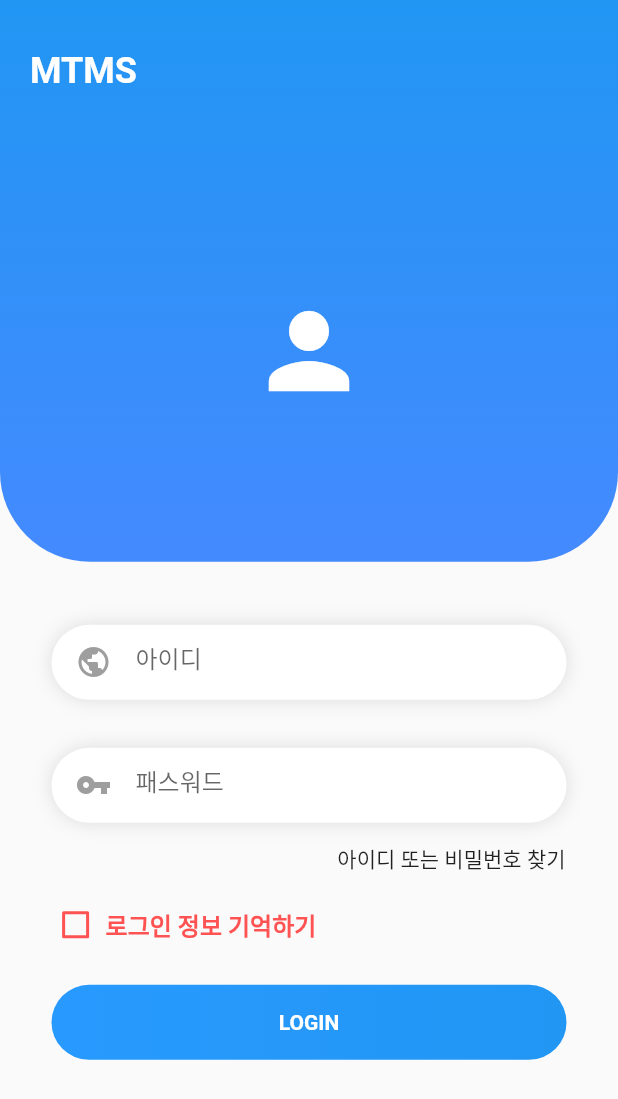
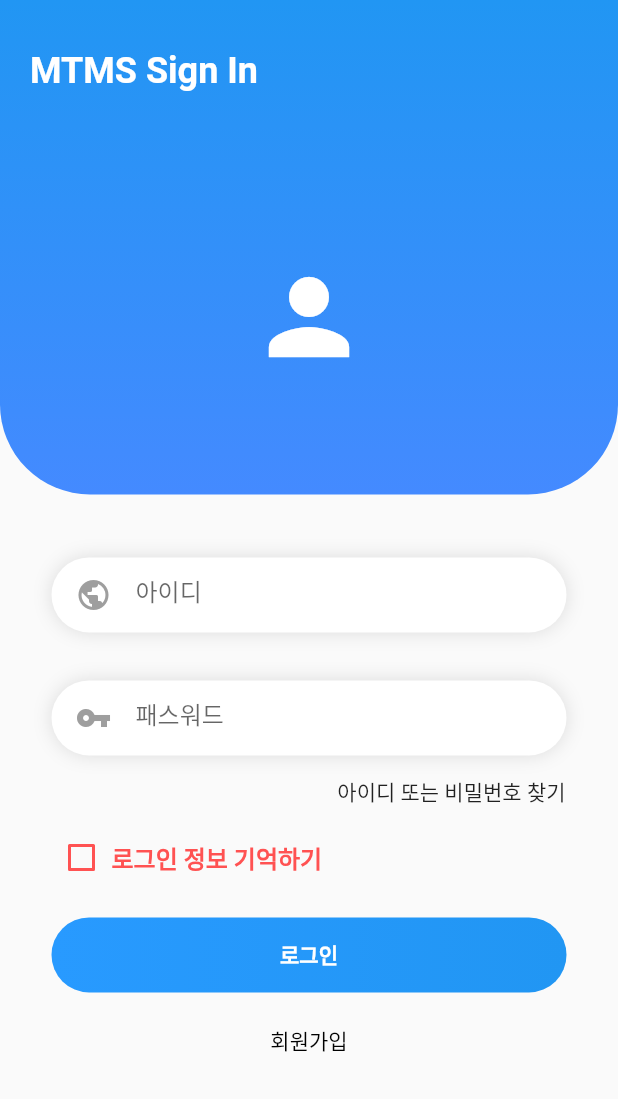
Before and after one commit to chaenabi/local-region-service, a Flutter app: the screen it shows after launch, on a phone screen of 412 x 824 dp. Shown: the top 1099 px of the screen. Run offline on Flutter 3.47's test engine with Material 2 defaults, Android fonts, the phone set to English and light mode, and no system bars; our stand-ins replace google_maps_flutter, image_picker, location, rxdart, sqflite; accounts and stored records are empty.

Commit message:
Sign In / Sign Up provider on

```diff
--- /dev/null
+++ b/lib/data/signin_or_signup.dart
@@ -0,0 +1,12 @@
+import 'package:flutter/foundation.dart';
+
+class SignInOrSignUp extends ChangeNotifier {
+  static bool _isJoin = false;
+
+  bool get isJoin => _isJoin;
+
+  void toggle() {
+    _isJoin = !_isJoin;
+    notifyListeners();
+  }
+}
--- a/lib/loginmenu/loginpage.dart
+++ b/lib/loginmenu/auth.dart
@@ -1,16 +1,17 @@
 import 'package:flutter/material.dart';
 
-class LoginPage extends StatefulWidget {
+class AuthPage extends StatefulWidget {
   @override
   State<StatefulWidget> createState() {
-    return _LoginPageState();
+    return _AuthPageState();
   }
 }
 
-class _LoginPageState extends State<LoginPage> {
+class _AuthPageState extends State<AuthPage> {
   final _id = TextEditingController();
   final _pw = TextEditingController();
   bool _checked = false;
+
 
   final GlobalKey<FormState> _formKey = GlobalKey<FormState>();
 
@@ -18,10 +19,7 @@ class _LoginPageState extends State<LoginPage> {
 
   @override
   Widget build(BuildContext context) {
-    return Scaffold(
-      //resizeToAvoidBottomInset: true,
-      //resizeToAvoidBottomPadding: false,
-      body: Form(
+    return Form(
         key: _formKey,
         child: Column(
           crossAxisAlignment: CrossAxisAlignment.center,
@@ -31,7 +29,7 @@ class _LoginPageState extends State<LoginPage> {
               child: SingleChildScrollView(
                 child: Container(
                   width: MediaQuery.of(context).size.width,
-                  height: MediaQuery.of(context).size.height / 2.2,
+                  height: MediaQuery.of(context).size.height / 2.5,
                   padding: EdgeInsets.only(left: 20, top: 33, right: 20),
                   decoration: BoxDecoration(
                     gradient: LinearGradient(
@@ -253,8 +251,8 @@ class _LoginPageState extends State<LoginPage> {
                             }
                             // 모든 validation 패스시
                             print('button pressed');
-                            print(_id.value.text);
-                            print(_pw.value.text);
+                           // print(_id.value.text);
+                           // print(_pw.value.text);
                           }
                         },
                       ),
@@ -263,9 +261,16 @@ class _LoginPageState extends State<LoginPage> {
                 ],
               ),
             ),
+            Padding(padding: EdgeInsets.only(bottom: 12),),
+            FlatButton.icon(
+              icon: Icon(Icons.label),
+              label: Text('회원가입'),
+              onPressed: () {},
+            )
+
           ],
         ),
-      ),
+
     );
   }
 }
--- /dev/null
+++ b/lib/loginmenu/login.dart
@@ -0,0 +1,421 @@
+import 'package:flutter/material.dart';
+import 'package:mtms/data/signin_or_signup.dart';
+import 'package:mtms/models/sign_design.dart';
+import 'package:provider/provider.dart';
+
+class LoginPage extends StatefulWidget {
+  @override
+  State<StatefulWidget> createState() {
+    return _LoginPageState();
+  }
+}
+
+class _LoginPageState extends State<LoginPage> {
+  final _id = TextEditingController();
+  final _pw = TextEditingController();
+  final _pwCompare = TextEditingController();
+  bool _authSavedchecked = false;
+
+  final GlobalKey<FormState> _formKey = GlobalKey<FormState>();
+
+//  _id.addListener(() {  });
+
+  List<Color> _signIn(BuildContext context) {
+    return SignInOrSignUpDesign.loginTopBackground(
+        Provider.of<SignInOrSignUp>(context).isJoin);
+  }
+
+  @override
+  Widget build(BuildContext context) {
+    return Form(
+      key: _formKey,
+      child: Column(
+        crossAxisAlignment: CrossAxisAlignment.center,
+        mainAxisAlignment: MainAxisAlignment.start,
+        children: <Widget>[
+          Flexible(
+            child: SingleChildScrollView(
+              child: Container(
+                width: MediaQuery.of(context).size.width,
+                height: MediaQuery.of(context).size.height / 2.5,
+                padding: EdgeInsets.only(left: 20, top: 33, right: 20),
+                decoration: BoxDecoration(
+                  gradient: LinearGradient(
+                    begin: Alignment.topCenter,
+                    end: Alignment.bottomCenter,
+                    colors: _signIn(context),
+                  ),
+                  borderRadius: BorderRadius.only(
+                    bottomLeft: Radius.circular(60.0),
+                    bottomRight: Radius.circular(60.0),
+                  ),
+                ),
+                child: Column(
+                  mainAxisAlignment: MainAxisAlignment.center,
+                  children: <Widget>[
+                    Align(
+                      alignment: Alignment.topLeft,
+                      child: Padding(
+                        padding: const EdgeInsets.only(bottom: 32, right: 32),
+                        child: Consumer<SignInOrSignUp>(
+                          builder: (context, signInOrsignUp, childWidget) =>
+                              GestureDetector(
+                            onTap: () {
+                              signInOrsignUp.toggle();
+
+                            },
+                            child: signInOrsignUp.isJoin
+                                ? Text(
+                                    'MTMS Sign Up',
+                                    style: TextStyle(
+                                      color: Colors.white,
+                                      fontSize: 24,
+                                      fontWeight: FontWeight.bold,
+                                    ),
+                                  )
+                                : Text(
+                                    'MTMS Sign In',
+                                    style: TextStyle(
+                                      color: Colors.white,
+                                      fontSize: 24,
+                                      fontWeight: FontWeight.bold,
+                                    ),
+                                  ),
+                          ),
+                        ),
+                      ),
+                    ),
+                    Spacer(),
+                    Align(
+                      alignment: Alignment.center,
+                      child: Icon(
+                        Icons.person,
+                        size: 80,
+                        color: Colors.white,
+                      ),
+                    ),
+                    Spacer(),
+                  ],
+                ),
+              ),
+            ),
+          ),
+          Container(
+            padding: EdgeInsets.only(top: 42),
+            child: Column(
+              children: <Widget>[
+                //id
+                Container(
+                  width: MediaQuery.of(context).size.width / 1.2,
+                  height: 50,
+                  padding:
+                      EdgeInsets.only(top: 4, left: 16, right: 16, bottom: 4),
+                  decoration: BoxDecoration(
+                    borderRadius: BorderRadius.all(
+                      Radius.circular(50),
+                    ),
+                    color: Colors.white,
+                    boxShadow: [
+                      BoxShadow(
+                        color: Colors.black12,
+                        blurRadius: 10,
+                      ),
+                    ],
+                  ),
+                  child: TextFormField(
+                    decoration: InputDecoration(
+                      border: InputBorder.none,
+                      hintText: '아이디',
+                      icon: Icon(
+                        Icons.public,
+                        color: Colors.grey,
+                      ),
+                    ),
+                    cursorColor: Color(0xFF289AFF),
+                    controller: _id,
+                    validator: (String id) {
+                      if (id.isEmpty) {
+                        return '아이디를 입력해주세요.';
+                      }
+                      // validation 통과.
+                      return null;
+                    },
+                  ),
+                ),
+
+                //pw
+              ],
+            ),
+          ),
+          Container(
+            padding: EdgeInsets.only(top: 32),
+            child: Column(
+              children: <Widget>[
+                Container(
+                  width: MediaQuery.of(context).size.width / 1.2,
+                  height: 50,
+                  padding:
+                      EdgeInsets.only(top: 4, left: 16, right: 16, bottom: 4),
+                  decoration: BoxDecoration(
+                    borderRadius: BorderRadius.all(
+                      Radius.circular(50),
+                    ),
+                    color: Colors.white,
+                    boxShadow: [
+                      BoxShadow(
+                        color: Colors.black12,
+                        blurRadius: 10,
+                      ),
+                    ],
+                  ),
+                  child: TextFormField(
+                    decoration: InputDecoration(
+                      border: InputBorder.none,
+                      hintText: '패스워드',
+                      icon: Icon(
+                        Icons.vpn_key,
+                        color: Colors.grey,
+                      ),
+                    ),
+                    obscureText: true,
+                    controller: _pw,
+                    cursorColor: Color(0xFF289AFF),
+                    validator: (String id) {
+                      if (id.isEmpty) {
+                        return '비밀번호를 입력해주세요.';
+                      }
+                      // validation 통과.
+                      return null;
+                    },
+                  ),
+                ),
+                Consumer<SignInOrSignUp>(
+                  builder: (ctx, signInOrsignUp, widget) => GestureDetector(
+                    onTap: () {
+                      signInOrsignUp.toggle();
+                    },
+                    child: signInOrsignUp.isJoin
+                        ?
+                        Container(
+                            padding: EdgeInsets.only(top: 32),
+                            child: Column(
+                              children: <Widget>[
+                                //id
+                                Container(
+                                  width:
+                                      MediaQuery.of(context).size.width / 1.2,
+                                  height: 50,
+                                  padding: EdgeInsets.only(
+                                      top: 4, left: 16, right: 16, bottom: 4),
+                                  decoration: BoxDecoration(
+                                    borderRadius: BorderRadius.all(
+                                      Radius.circular(50),
+                                    ),
+                                    color: Colors.white,
+                                    boxShadow: [
+                                      BoxShadow(
+                                        color: Colors.black12,
+                                        blurRadius: 10,
+                                      ),
+                                    ],
+                                  ),
+                                  child: TextFormField(
+                                    decoration: InputDecoration(
+                                      border: InputBorder.none,
+                                      hintText: '비밀번호 확인',
+                                      icon: Icon(
+                                        Icons.vpn_key,
+                                        color: Colors.grey,
+                                      ),
+                                    ),
+                                    cursorColor: Color(0xFF289AFF),
+                                    controller: _pwCompare,
+                                    validator: (String _pwCompare) {
+                                      if (_pwCompare.isEmpty) {
+                                        return '비밀번호를 확인해주세요.';
+                                      }
+                                      if (_pwCompare != _pw.text) {
+                                        return '비밀번호가 일치하지 않습니다';
+                                      }
+
+                                      // validation 통과.
+                                      return null;
+                                    },
+                                  ),
+                                ),
+                              ],
+                            ),
+                          )
+                        : Container(
+                            alignment: Alignment.centerRight / 1.2,
+                            child: FlatButton(
+                              child: Opacity(
+                                opacity: 1,
+                                child: Text('아이디 또는 비밀번호 찾기'),
+                              ),
+                              onPressed: () {},
+                            ),
+                          ),
+                  ),
+                ),
+                Consumer<SignInOrSignUp>(
+                  builder: (context, signInOrsignUp, childWidget) =>
+                      GestureDetector(
+                    child: signInOrsignUp.isJoin
+                        ? Container()
+                        : Container(
+                            width: MediaQuery.of(context).size.width / 1.2,
+                            child: Align(
+                              child: Container(
+                                alignment: Alignment.topLeft,
+                                width: MediaQuery.of(context).size.width,
+                                child: Row(
+                                  children: <Widget>[
+                                    Theme(
+                                      data: Theme.of(context).copyWith(
+                                          unselectedWidgetColor:
+                                              Colors.redAccent),
+                                      child: Checkbox(
+                                        materialTapTargetSize:
+                                            MaterialTapTargetSize.shrinkWrap,
+                                        value: _authSavedchecked,
+                                        onChanged: (bool value) {
+                                          setState(() {
+                                            _authSavedchecked = value;
+                                          });
+                                        },
+                                        activeColor: Colors.transparent,
+                                        checkColor: Colors.redAccent,
+                                      ),
+                                    ),
+                                    Text(
+                                      '로그인 정보 기억하기',
+                                      style: TextStyle(
+                                        fontSize: 16,
+                                        color: Colors.redAccent,
+                                        fontWeight: FontWeight.w600,
+                                      ),
+                                    ),
+                                  ],
+                                ),
+                              ),
+                            ),
+                          ),
+                  ),
+                ),
+                Padding(
+                  padding: EdgeInsets.only(bottom: 20),
+                ),
+                Consumer<SignInOrSignUp>(
+                  builder: (context, signInOrsignUp, childWidget) =>
+                      GestureDetector(
+                    onTap: () {
+                      signInOrsignUp.toggle();
+                    },
+                    child: Padding(
+                      padding: EdgeInsets.only(bottom: 10.0),
+                      child: signInOrsignUp.isJoin
+                          ? Container(
+                              height: 50,
+                              width: MediaQuery.of(context).size.width / 1.2,
+                              decoration: BoxDecoration(
+                                gradient: LinearGradient(
+                                  colors: [
+                                    Colors.redAccent,
+                                    Colors.red,
+                                  ],
+                                ),
+                                borderRadius: BorderRadius.all(
+                                  Radius.circular(50),
+                                ),
+                              ),
+                              child: Center(
+                                child: FlatButton(
+                                  child: Text(
+                                    '회원가입',
+                                    style: TextStyle(
+                                      color: Colors.white,
+                                      fontWeight: FontWeight.bold,
+                                    ),
+                                  ),
+                                  onPressed: () {
+                                    if (_formKey.currentState.validate()) {
+                                      if (_authSavedchecked == true) {
+                                        //... 로그인 정보 기억하기 체크시
+                                        print('true!');
+                                      }
+                                      // 모든 validation 패스시
+                                      print('button pressed');
+                                      // print(_id.value.text);
+                                      // print(_pw.value.text);
+                                    }
+                                  },
+                                ),
+                              ),
+                            )
+                          : Container(
+                              height: 50,
+                              width: MediaQuery.of(context).size.width / 1.2,
+                              decoration: BoxDecoration(
+                                gradient: LinearGradient(
+                                  colors: [
+                                    Color(0xFF289AFF),
+                                    Colors.blue,
+                                  ],
+                                ),
+                                borderRadius: BorderRadius.all(
+                                  Radius.circular(50),
+                                ),
+                              ),
+                              child: Center(
+                                child: FlatButton(
+                                  child: Text(
+                                    '로그인',
+                                    style: TextStyle(
+                                      color: Colors.white,
+                                      fontWeight: FontWeight.bold,
+                                    ),
+                                  ),
+                                  onPressed: () {
+                                    if (_formKey.currentState.validate()) {
+                                      if (_authSavedchecked == true) {
+                                        //... 로그인 정보 기억하기 체크시
+                                        print('true!');
+                                      }
+                                      // 모든 validation 패스시
+                                      print('button pressed');
+                                      // print(_id.value.text);
+                                      // print(_pw.value.text);
+                                    }
+                                  },
+                                ),
+                              ),
+                            ),
+                    ),
+                  ),
+                )
+              ],
+            ),
+          ),
+          Padding(
+            padding: EdgeInsets.only(bottom: 12),
+          ),
+          Consumer<SignInOrSignUp>(
+            builder: (BuildContext context, SignInOrSignUp signInOrsignUp,
+                    Widget child) =>
+                GestureDetector(
+              onTap: () {
+                signInOrsignUp.toggle();
+
+              },
+              child: Text(
+                signInOrsignUp.isJoin ? '아이디가 이미 있으십니까? (로그인 하러가기)' : '회원가입',
+                style: TextStyle(color: Colors.black),
+              ),
+            ),
+          ),
+        ],
+      ),
+    );
+  }
+}
--- a/lib/main.dart
+++ b/lib/main.dart
@@ -1,18 +1,18 @@
 import 'package:flutter/material.dart';
-import 'package:mtms/loginmenu/loginpage.dart';
 import 'package:provider/provider.dart';
 import './providers/great_places.dart';
 import './screens/places_list_screen.dart';
 import './screens/add_place_screen.dart';
 import './screens/place_detail_screen.dart';
 import './loginmenu/tab_page.dart';
+import './data/signin_or_signup.dart';
+import './loginmenu/login.dart';
 
 void main() {
-
-  runApp(MyApp());
+  runApp(Main());
 }
 
-class MyApp extends StatelessWidget {
+class Main extends StatelessWidget {
   @override
   Widget build(BuildContext context) {
     return ChangeNotifierProvider.value(
@@ -28,8 +28,7 @@ class MyApp extends StatelessWidget {
         home: Startup(),
         routes: {
           '/enter': (BuildContext context) => TabPage(),
-          '/map':(BuildContext context) => PlacesListScreen(),
-          //PlacesListScreen.routeName: (ctx) => PlacesListScreen(),
+          '/map': (BuildContext context) => PlacesListScreen(),
           AddPlaceScreen.routeName: (ctx) => AddPlaceScreen(),
           PlaceDetailScreen.routeName: (ctx) => PlaceDetailScreen(),
         },
@@ -42,12 +41,12 @@ class Startup extends StatelessWidget {
   @override
   Widget build(BuildContext context) {
     return
-    //_startup(context);
-    LoginPage();
+        //_startup4dev(context);
+        _startupWithAuth();
   }
 }
 
-Widget _startup(BuildContext context) {
+Widget _startup4dev(BuildContext context) {
   return Scaffold(
     resizeToAvoidBottomPadding: false,
     body: Center(
@@ -56,6 +55,14 @@ Widget _startup(BuildContext context) {
         onPressed: () => Navigator.of(context).pushReplacementNamed('/enter'),
       ),
     ),
-
   );
 }
+
+Widget _startupWithAuth() {
+  return Scaffold(
+    body: ChangeNotifierProvider<SignInOrSignUp>.value(
+      value: SignInOrSignUp(),
+      child: LoginPage(),
+    ),
+  );
+}
--- /dev/null
+++ b/lib/models/sign_design.dart
@@ -0,0 +1,15 @@
+import 'package:flutter/material.dart';
+
+class SignInOrSignUpDesign {
+  static List<Color> loginTopBackground(bool isJoin) {
+    return isJoin
+        ? [
+            Colors.red,
+            Colors.redAccent,
+          ]
+        : [
+            Colors.blue,
+            Colors.blueAccent,
+          ];
+  }
+}
```
Also changed, not shown: 1 other file. Lines whose indentation alone changed are shown as unchanged.
